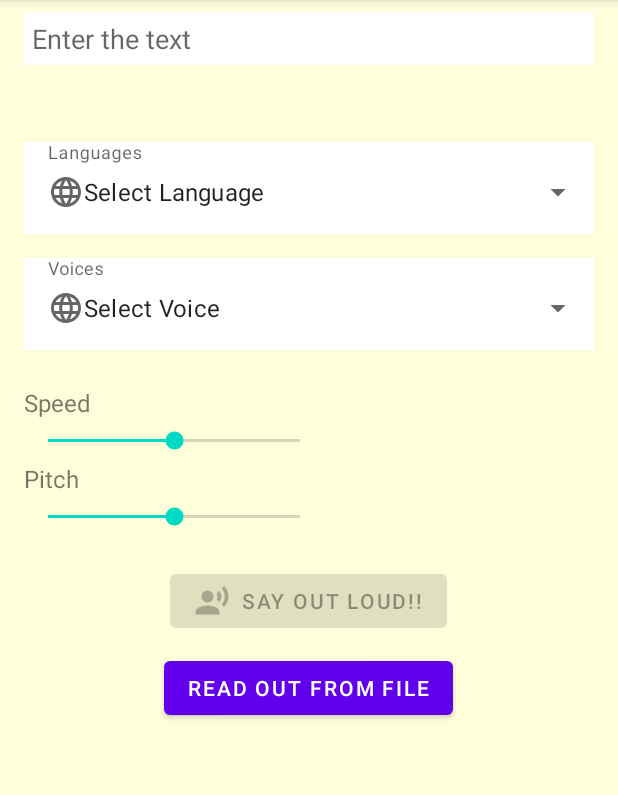
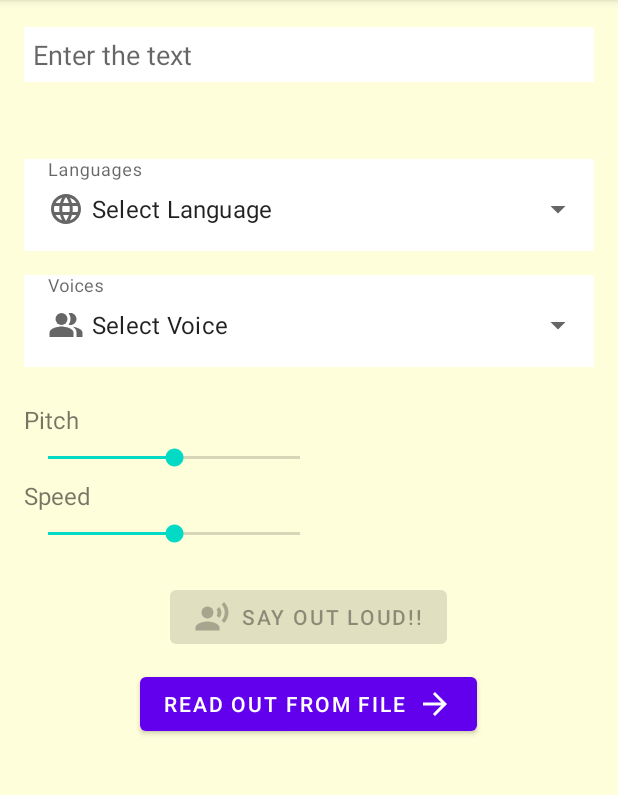
Before and after one commit to ilkayalbayrak/SPR_Project, an Android app: the screen it shows after launch (MainActivity), on a phone screen of 412 x 824 dp, the part 84-879 px from its top. Run offline under Robolectric (Android 15) with nearby library versions, the phone set to English and light mode, and no system bars.

Commit message:
Added PermissionsUtil class and made some layout fixes

```diff
--- a/app/src/main/java/com/example/text2speechproject/MainActivity.java
+++ b/app/src/main/java/com/example/text2speechproject/MainActivity.java
@@ -1,5 +1,6 @@
 package com.example.text2speechproject;
 
+import android.Manifest;
 import android.annotation.SuppressLint;
 import android.content.Context;
 import android.content.Intent;
@@ -25,6 +26,7 @@ import android.widget.SeekBar;
 import android.widget.TextView;
 import android.widget.Toast;
 
+import androidx.annotation.NonNull;
 import androidx.annotation.RequiresApi;
 import androidx.appcompat.app.AppCompatActivity;
 import androidx.fragment.app.FragmentTransaction;
@@ -69,6 +71,8 @@ public class MainActivity extends AppCompatActivity implements TextToSpeech.OnIn
     private String currentLanguage;
     private String currentVoice;
 
+    private PermissionsUtil permissionsUtil;
+
     @Override
     protected void onCreate(Bundle savedInstanceState) {
         super.onCreate(savedInstanceState);
@@ -84,6 +88,8 @@ public class MainActivity extends AppCompatActivity implements TextToSpeech.OnIn
 //        mRadioGroupVoices = findViewById(R.id.radioGroup_voices);
         mAutoCompleteLanguages = findViewById(R.id.autoComplete_languages);
         mAutoCompleteVoices = findViewById(R.id.autoComplete_voices);
+
+        checkPermissions();
 
 
 
@@ -265,13 +271,7 @@ public class MainActivity extends AppCompatActivity implements TextToSpeech.OnIn
         if (availableVoices != null){
             for (Voice voice : availableVoices){
                 if (!voice.isNetworkConnectionRequired() &&  !voice.getFeatures().contains("notInstalled")){
-//                if (!voice.isNetworkConnectionRequired() && mTts.getVoice().getLocale().toString().equals(voice.getLocale().toString())){
-//                    Log.e("TTS","Available Voice: " + voice);
                     Log.e("TTS", "Current Locale: " + voice);
-//                Locale.US.get
-//                }else {
-//                    Log.e("TTS", "Current Locale: NULLLLLLLLLLLLLLL");
-
                 }
             }
         }
@@ -365,15 +365,7 @@ public class MainActivity extends AppCompatActivity implements TextToSpeech.OnIn
         startActivityForResult(checkTTSIntent, ttsInstalled);
     }
 
-
-
-
-
-    public void speakInputText() {
-        // get the text input to be synthesised from the editText
-        String text = mEditText.getText().toString();
-
-
+    private void setPitchAndSpeed(){
         // add a seekbar to manipulate the pitch of the synthesis
         float pitch = (float) mSeekBarPitch.getProgress() / 50;
         if (pitch < 0.1) pitch = 0.1f;
@@ -383,6 +375,12 @@ public class MainActivity extends AppCompatActivity implements TextToSpeech.OnIn
         if (speed < 0.1) speed = 0.1f;
         mTts.setPitch(pitch);
         mTts.setSpeechRate(speed);
+    }
+
+
+    private void speakInputText() {
+        // get the text input to be synthesised from the editText
+        String text = mEditText.getText().toString();
 
         //
         Bundle dataMap = new Bundle();
@@ -390,9 +388,10 @@ public class MainActivity extends AppCompatActivity implements TextToSpeech.OnIn
         dataMap.putFloat(TextToSpeech.Engine.KEY_PARAM_VOLUME, 1f);
         dataMap.putInt(TextToSpeech.Engine.KEY_PARAM_STREAM, AudioManager.STREAM_VOICE_CALL);
 
+        setPitchAndSpeed();
+
         // QUEUE_FLUSH option  replaces an already playing synthesis with the new entry
         // if the user calls the speak
-
         mTts.speak(text, TextToSpeech.QUEUE_FLUSH, dataMap, UUID.randomUUID().toString());
     }
 
@@ -401,13 +400,28 @@ public class MainActivity extends AppCompatActivity implements TextToSpeech.OnIn
         ReadOutFromFileFragment readOutFromFileFragment = new ReadOutFromFileFragment(this.mTts);
         FragmentTransaction fragmentTransaction = getSupportFragmentManager()
                 .beginTransaction();
+        fragmentTransaction.setTransition(FragmentTransaction
+                .TRANSIT_FRAGMENT_OPEN);
 
         Bundle data = new Bundle();
-//        data.putSerializable(TTS_SERIALIZATION_KEY, (Serializable) mTts);
-        data.putString(TTS_SERIALIZATION_KEY,"hello love");
         readOutFromFileFragment.setArguments(data);
 
         fragmentTransaction.add(android.R.id.content, readOutFromFileFragment).commit();
+    }
+
+    private void checkPermissions() {
+        permissionsUtil = new PermissionsUtil();
+        permissionsUtil.checkAndRequestPermissions(this,
+                Manifest.permission.READ_EXTERNAL_STORAGE,
+                Manifest.permission.WRITE_EXTERNAL_STORAGE);
+    }
+
+    @Override
+    public void onRequestPermissionsResult(int requestCode, @NonNull String[] permissions, @NonNull int[] grantResults) {
+        if (permissionsUtil != null){
+            permissionsUtil.onRequestPermissionsResult(this,requestCode, permissions, grantResults);
+        }
+        super.onRequestPermissionsResult(requestCode, permissions, grantResults);
     }
 
     @Override
--- /dev/null
+++ b/app/src/main/res/drawable/ic_arrow_right.xml
@@ -0,0 +1,10 @@
+<vector xmlns:android="http://schemas.android.com/apk/res/android"
+    android:width="24dp"
+    android:height="24dp"
+    android:viewportWidth="24"
+    android:viewportHeight="24"
+    android:tint="?attr/colorControlNormal">
+  <path
+      android:fillColor="@android:color/white"
+      android:pathData="M12,4l-1.41,1.41L16.17,11H4v2h12.17l-5.58,5.59L12,20l8,-8z"/>
+</vector>
--- /dev/null
+++ b/app/src/main/res/drawable/ic_people.xml
@@ -0,0 +1,23 @@
+<vector xmlns:android="http://schemas.android.com/apk/res/android"
+    android:width="24dp"
+    android:height="24dp"
+    android:viewportWidth="24"
+    android:viewportHeight="24"
+    android:tint="?attr/colorControlNormal">
+  <path
+      android:fillColor="@android:color/white"
+      android:pathData="M16.67,13.13C18.04,14.06 19,15.32 19,17v3h4v-3C23,14.82 19.43,13.53 16.67,13.13z"
+      android:fillType="evenOdd"/>
+  <path
+      android:fillColor="@android:color/white"
+      android:pathData="M9,8m-4,0a4,4 0,1 1,8 0a4,4 0,1 1,-8 0"
+      android:fillType="evenOdd"/>
+  <path
+      android:fillColor="@android:color/white"
+      android:pathData="M15,12c2.21,0 4,-1.79 4,-4c0,-2.21 -1.79,-4 -4,-4c-0.47,0 -0.91,0.1 -1.33,0.24C14.5,5.27 15,6.58 15,8s-0.5,2.73 -1.33,3.76C14.09,11.9 14.53,12 15,12z"
+      android:fillType="evenOdd"/>
+  <path
+      android:fillColor="@android:color/white"
+      android:pathData="M9,13c-2.67,0 -8,1.34 -8,4v3h16v-3C17,14.34 11.67,13 9,13z"
+      android:fillType="evenOdd"/>
+</vector>
--- /dev/null
+++ b/app/src/main/res/drawable/ic_play_arrow.xml
@@ -0,0 +1,5 @@
+<vector android:height="24dp" android:tint="#FFFFFF"
+    android:viewportHeight="24" android:viewportWidth="24"
+    android:width="24dp" xmlns:android="http://schemas.android.com/apk/res/android">
+    <path android:fillColor="@android:color/white" android:pathData="M8,5v14l11,-7z"/>
+</vector>
--- a/app/src/main/res/layout/activity_main.xml
+++ b/app/src/main/res/layout/activity_main.xml
@@ -31,24 +31,38 @@
             app:layout_constraintTop_toTopOf="parent"
             app:layout_constraintVertical_bias="0.28">
 
+
             <EditText
                 android:id="@+id/input_text"
                 android:layout_width="match_parent"
                 android:layout_height="wrap_content"
-                android:padding="5dp"
+                android:padding="6dp"
+                android:layout_marginTop="10dp"
                 android:background="@color/white"
                 android:hint="@string/input_text"
-                android:inputType="textMultiLine" />
-            <TextView
+                android:inputType="textMultiLine"/>
+
+            <com.google.android.material.textview.MaterialTextView
                 android:id="@+id/textView_highlight"
                 android:layout_width="match_parent"
                 android:layout_height="wrap_content"
                 android:background="#f0f5f5"
-                android:hint="Highlight"
+                android:hint="@string/textView_highlight_main"
                 android:padding="8dp"
                 android:textAlignment="center"
                 android:textStyle="italic"
-                android:visibility="invisible" />
+                android:visibility="invisible">
+
+            </com.google.android.material.textview.MaterialTextView>
+<!--            <TextView-->
+<!--                android:layout_width="match_parent"-->
+<!--                android:layout_height="wrap_content"-->
+<!--                android:background="#f0f5f5"-->
+<!--                android:hint="Highlight"-->
+<!--                android:padding="8dp"-->
+<!--                android:textAlignment="center"-->
+<!--                android:textStyle="italic"-->
+<!--                android:visibility="invisible" />-->
 
 
             <com.google.android.material.textfield.TextInputLayout
@@ -68,6 +82,8 @@
                     android:background="@color/white"
                     android:layout_marginTop="112dp"
                     android:drawableStart="@drawable/ic_language"
+                    android:drawablePadding="5dp"
+
                     android:editable="false"
                     android:inputType="none"
                     android:paddingTop="16dp"
@@ -97,7 +113,8 @@
                     android:layout_height="wrap_content"
                     android:background="@color/white"
                     android:layout_marginTop="28dp"
-                    android:drawableStart="@drawable/ic_language"
+                    android:drawableStart="@drawable/ic_people"
+                    android:drawablePadding="5dp"
                     android:editable="false"
                     android:inputType="none"
                     android:paddingTop="16dp"
@@ -137,6 +154,8 @@
                 android:layout_width="wrap_content"
                 android:layout_height="wrap_content"
                 android:layout_gravity="center_horizontal"
+                android:drawableEnd="@drawable/ic_arrow_right"
+                android:drawableTint="@color/white"
                 android:text="@string/button_start_read_from_file" />
 
         </LinearLayout>
@@ -158,7 +177,7 @@
             <TextView
                 android:layout_width="wrap_content"
                 android:layout_height="wrap_content"
-                android:text="@string/speed"
+                android:text="@string/pitch"
                 android:textSize="16sp" />
 
             <SeekBar
@@ -172,7 +191,7 @@
                 android:layout_width="wrap_content"
                 android:layout_height="wrap_content"
                 android:layout_marginTop="5dp"
-                android:text="@string/pitch"
+                android:text="@string/speed"
                 android:textSize="16sp" />
 
             <SeekBar
--- a/app/src/main/res/menu/language_menu.xml
+++ /dev/null
@@ -1,4 +0,0 @@
-<?xml version="1.0" encoding="utf-8"?>
-<menu xmlns:android="http://schemas.android.com/apk/res/android">
-
-</menu>
--- a/app/src/main/res/values/colors.xml
+++ b/app/src/main/res/values/colors.xml
@@ -7,7 +7,7 @@
     <color name="teal_700">#FF018786</color>
     <color name="black">#FF000000</color>
     <color name="white">#FFFFFFFF</color>
-    <color name="green">#00d138</color>
+    <color name="play_green">#00d138</color>
     <color name="general_background_color">#fffedb</color>
 
 </resources>
--- a/app/src/main/res/values/strings.xml
+++ b/app/src/main/res/values/strings.xml
@@ -34,4 +34,8 @@
     <string name="hello_blank_fragment">Hello blank fragment</string>
     <string name="button_start_read_from_file">Read Out From File</string>
     <string name="textView_fragment_readOut_info">Please choose a PDF file to be read out loud !</string>
+    <string name="textView_highlight_main">Highlighted Text</string>
+    <string name="button_find_pdf">Find PDF File!!</string>
+    <string name="button_read_text_of_file">Start Reading Out Loud</string>
+    <string name="permission_required">Required Permissions</string>
 </resources>
```
Also changed, not shown: app/src/main/java/com/example/text2speechproject/PermissionsUtil.java (added, +73 -0 lines), app/src/main/java/com/example/text2speechproject/ReadOutFromFileFragment.java (+41 -29 lines), app/src/main/res/layout/fragment_read_out_from_file.xml (+5 -3 lines).
